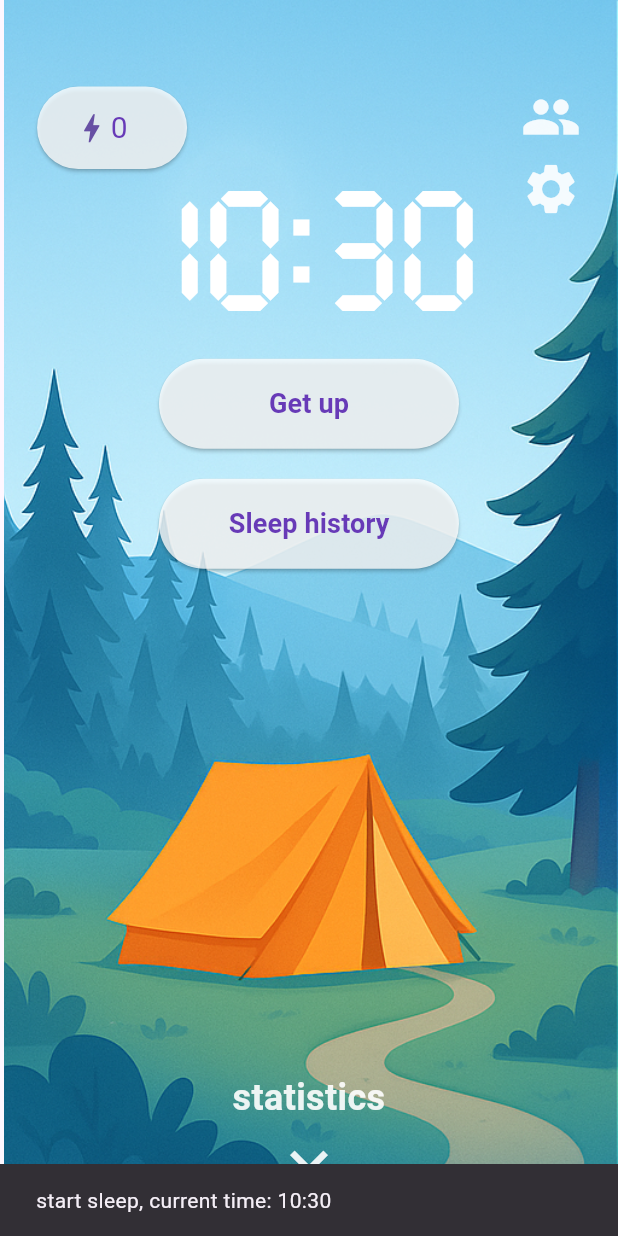
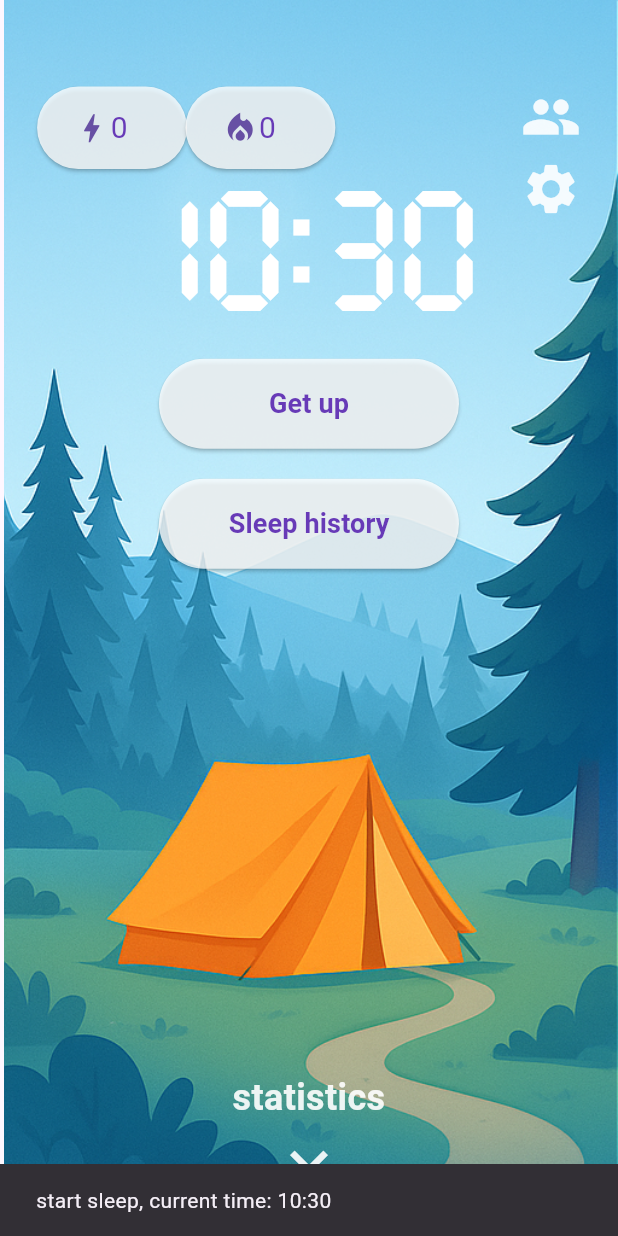
Before and after one commit to deepsleep-project/app, a Flutter app: the screen it shows after launch, after a tap on "Go to bed", on a phone screen of 412 x 824 dp. Run offline on Flutter 3.47's test engine with Material 3 defaults, Android fonts, the light colour scheme and no system bars; our stand-ins replace fl_chart, flutter_local_notifications, localstorage; missing offline and left inert: workmanager.

Commit message:
Feat: add sleep consistently

```diff
--- a/lib/home_page.dart
+++ b/lib/home_page.dart
@@ -23,6 +23,7 @@ class _HomePageState extends State<HomePage> {
   String _formattedTime = '';
   bool _isSleeping = false;
   int _currency = 0;
+  int _sleepConsistantly = 0;
   DateTime _start = DateTime(0);
   DateTime _end = DateTime(0);
 
@@ -302,13 +303,26 @@ class _HomePageState extends State<HomePage> {
     int currency = await SleepStorage.loadCurrency();
     String targetSleepTime = await SleepStorage.loadTargetSleepTime();
     String targetWakeUpTime = await SleepStorage.loadTargetWakeUpTime();
+    List<SleepRecord> record = await SleepStorage.loadRecords();
     setState(() {
       _userId = id;
       _isSleeping = sleeping;
       _currency = currency;
+      _sleepConsistantly = _calculateStrike(record);
       _start = DateTime.parse(targetSleepTime);
       _end = DateTime.parse(targetWakeUpTime);
     });
+  }
+
+  int _calculateStrike(List<SleepRecord> records){
+    int strike = 0;
+    for (int i = 0; i < records.length; i++){
+      if (!records[i].sleepRecordState){
+        break;
+      }
+      strike += 1;
+    }
+    return strike;
   }
 
   Future<void> _uploadAsleep() async {
@@ -530,6 +544,36 @@ class _HomePageState extends State<HomePage> {
                   ),
                 ),
               ),
+              Positioned(
+                top: screenHeight * 0.07,
+                left: screenHeight * 0.15,
+                child: SizedBox(
+                  width: 100,
+                  height: 55,
+                  child: ElevatedButton(
+                    onPressed: () {},
+                    style: ElevatedButton.styleFrom(
+                      backgroundColor: Colors.white.withAlpha(200),
+                      shape: RoundedRectangleBorder(
+                        borderRadius: BorderRadius.circular(30),
+                      ),
+                    ),
+                    child: Row(
+                      children: [
+                        Icon(Icons.local_fire_department, size: 25),
+                        Text(
+                          _sleepConsistantly.toString(),
+                          style: TextStyle(
+                            fontSize: 20,
+                            fontWeight: FontWeight.w400,
+                            color: Colors.deepPurple,
+                          ),
+                        ),
+                      ],
+                    ),
+                  ),
+                ),
+              ),
               Transform.translate(
                 offset: Offset(0, -screenHeight * 0.20),
                 child: Center(
```
